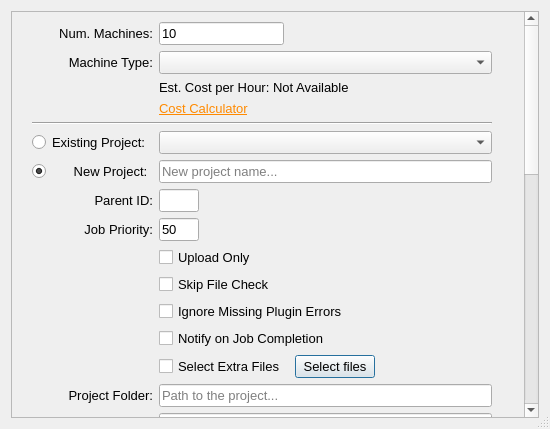
This is scripts/resources/submit_dialog.ui in zync/zync-maya as Qt 5 draws it before an edit. The edited form follows.
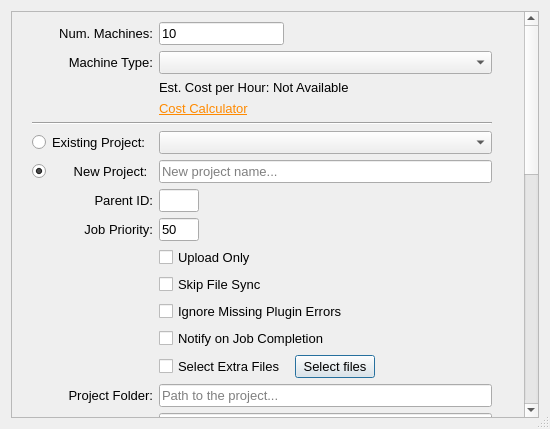
This is the edited form.

What changed in the file:
```diff
--- a/scripts/resources/submit_dialog.ui
+++ b/scripts/resources/submit_dialog.ui
@@ -705,7 +705,10 @@
                </size>
               </property>
               <property name="text">
-               <string>Skip File Check</string>
+               <string>Skip File Sync</string>
+              </property>
+              <property name="toolTip">
+               <string>If selected Zync sill skip file syncing phase. Beware, it may result in outdated scene and/or missing dependencies during the rendering.</string>
               </property>
               <property name="-v" stdset="0">
                <string>`python &quot;cmds.submit_callb('skip_check')&quot;`</string>
```
